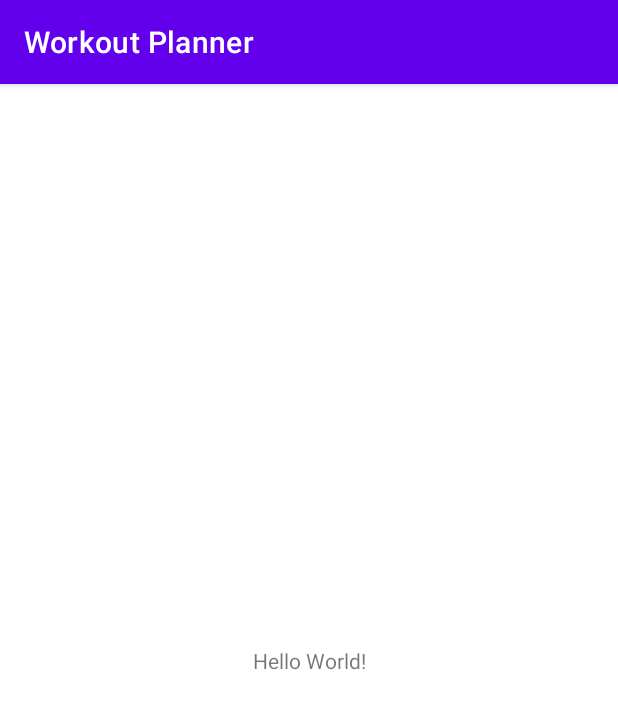
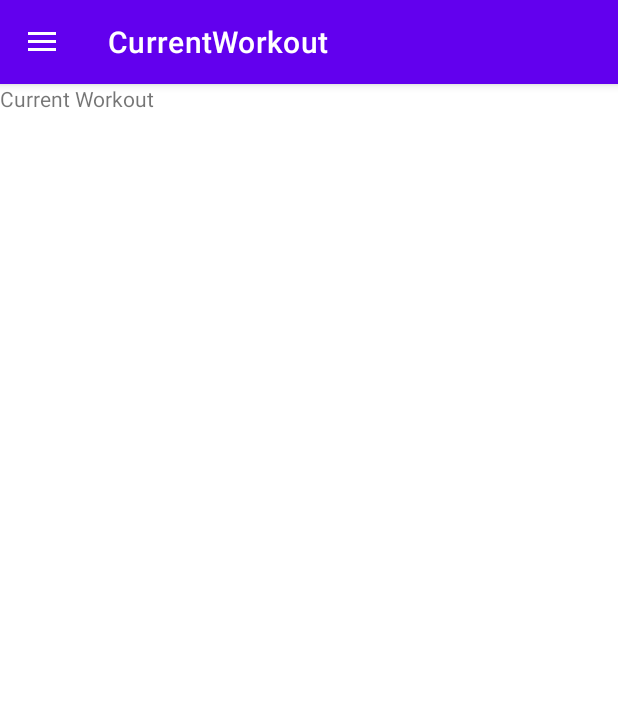
Before and after one commit to serges12/Workout-Planner, an Android app: the screen it shows after launch (MainActivity), on a phone screen of 412 x 824 dp. Shown: the top 709 px of the screen. Run offline under Robolectric (Android 15) with nearby library versions, the phone set to English and light mode, and no system bars; our stand-ins replace data binding, navigation-ui.

Commit message:
Set up main navigation

```diff
--- /dev/null
+++ b/app/src/main/java/com/example/workoutplanner/CurrentWorkout.kt
@@ -0,0 +1,18 @@
+package com.example.workoutplanner
+
+import android.os.Bundle
+import androidx.fragment.app.Fragment
+import android.view.LayoutInflater
+import android.view.View
+import android.view.ViewGroup
+
+class CurrentWorkout : Fragment() {
+    override fun onCreateView(
+        inflater: LayoutInflater, container: ViewGroup?,
+        savedInstanceState: Bundle?
+    ): View? {
+        // Inflate the layout for this fragment
+        return inflater.inflate(R.layout.fragment_current_workout, container, false)
+    }
+
+}
--- a/app/src/main/java/com/example/workoutplanner/MainActivity.kt
+++ b/app/src/main/java/com/example/workoutplanner/MainActivity.kt
@@ -2,10 +2,65 @@ package com.example.workoutplanner
 
 import androidx.appcompat.app.AppCompatActivity
 import android.os.Bundle
+import android.view.Gravity
+import android.view.Menu
+import android.view.MenuInflater
+import android.view.MenuItem
+import androidx.core.view.GravityCompat
+import androidx.databinding.DataBindingUtil
+import androidx.drawerlayout.widget.DrawerLayout
+import androidx.navigation.findNavController
+import androidx.navigation.ui.NavigationUI
+import com.example.workoutplanner.databinding.ActivityMainBinding
 
 class MainActivity : AppCompatActivity() {
+    private lateinit var binding: ActivityMainBinding
+    private lateinit var drawerLayout: DrawerLayout
     override fun onCreate(savedInstanceState: Bundle?) {
         super.onCreate(savedInstanceState)
-        setContentView(R.layout.activity_main)
+        binding = DataBindingUtil.setContentView(this, R.layout.activity_main)
+        drawerLayout = binding.drawerLayout
+
+
+        val navController = this.findNavController(R.id.myNavHostFragment)
+        NavigationUI.setupActionBarWithNavController(this, navController,drawerLayout)
+        NavigationUI.setupWithNavController(binding.navView, navController)
     }
+
+    override fun onSupportNavigateUp(): Boolean {
+        val navController = this.findNavController(R.id.myNavHostFragment)
+        return NavigationUI.navigateUp(navController, drawerLayout)
+    }
+
+    // To close menu with back button
+    override fun onBackPressed() {
+        if(drawerLayout.isDrawerOpen(GravityCompat.START)){
+            drawerLayout.closeDrawer(GravityCompat.START)
+        } else {
+            super.onBackPressed()
+        }
+    }
+    override fun onOptionsItemSelected(item: MenuItem): Boolean {
+        // Handle item selection
+        return when (item.itemId) {
+            R.id.currentWorkout -> {
+                CurrentWorkout()
+                true
+            }
+            R.id.history -> {
+                History()
+                true
+            }
+            R.id.settings -> {
+                Settings()
+                true
+            }
+            R.id.workouts -> {
+                Workouts()
+                true
+            }
+            else -> super.onOptionsItemSelected(item)
+        }
+    }
+
 }
--- a/app/src/main/res/layout/activity_main.xml
+++ b/app/src/main/res/layout/activity_main.xml
@@ -1,18 +1,35 @@
 <?xml version="1.0" encoding="utf-8"?>
-<androidx.constraintlayout.widget.ConstraintLayout xmlns:android="http://schemas.android.com/apk/res/android"
+<layout xmlns:android="http://schemas.android.com/apk/res/android"
     xmlns:app="http://schemas.android.com/apk/res-auto"
-    xmlns:tools="http://schemas.android.com/tools"
-    android:layout_width="match_parent"
-    android:layout_height="match_parent"
-    tools:context=".MainActivity">
+    xmlns:tools="http://schemas.android.com/tools">
 
-    <TextView
-        android:layout_width="wrap_content"
-        android:layout_height="wrap_content"
-        android:text="Hello World!"
-        app:layout_constraintBottom_toBottomOf="parent"
-        app:layout_constraintLeft_toLeftOf="parent"
-        app:layout_constraintRight_toRightOf="parent"
-        app:layout_constraintTop_toTopOf="parent" />
+    <androidx.drawerlayout.widget.DrawerLayout
+        android:id="@+id/drawerLayout"
+        android:layout_width="match_parent"
+        android:layout_height="match_parent">
 
-</androidx.constraintlayout.widget.ConstraintLayout>
+        <androidx.constraintlayout.widget.ConstraintLayout
+            android:layout_width="match_parent"
+            android:layout_height="match_parent"
+            tools:context=".MainActivity">
+
+            <fragment
+                android:id="@+id/myNavHostFragment"
+                android:name="androidx.navigation.fragment.NavHostFragment"
+                android:layout_width="match_parent"
+                android:layout_height="match_parent"
+                app:defaultNavHost="true"
+                app:navGraph="@navigation/navigation"/>
+
+        </androidx.constraintlayout.widget.ConstraintLayout>
+
+        <com.google.android.material.navigation.NavigationView
+            android:id="@+id/navView"
+            android:layout_width="wrap_content"
+            android:layout_height="match_parent"
+            android:layout_gravity="start"
+            app:menu="@menu/navigationmenu" />
+
+        <!--            app:headerLayout="@layout/navigation_header"/>-->
+    </androidx.drawerlayout.widget.DrawerLayout>
+</layout>
--- /dev/null
+++ b/app/src/main/res/layout/fragment_current_workout.xml
@@ -0,0 +1,16 @@
+<?xml version="1.0" encoding="utf-8"?>
+<layout xmlns:android="http://schemas.android.com/apk/res/android"
+    xmlns:tools="http://schemas.android.com/tools">
+<androidx.constraintlayout.widget.ConstraintLayout
+    android:layout_width="match_parent"
+    android:layout_height="match_parent"
+    tools:context=".CurrentWorkout">
+
+    <!-- TODO: Update blank fragment layout -->
+    <TextView
+        android:layout_width="match_parent"
+        android:layout_height="match_parent"
+        android:text="Current Workout" />
+
+</androidx.constraintlayout.widget.ConstraintLayout>
+</layout>
--- /dev/null
+++ b/app/src/main/res/menu/navigationmenu.xml
@@ -0,0 +1,18 @@
+<?xml version="1.0" encoding="utf-8"?>
+<menu xmlns:android="http://schemas.android.com/apk/res/android">
+
+    <item
+        android:id="@+id/currentWorkout"
+        android:title="Current Workout" />
+    <item
+        android:id="@+id/workouts"
+        android:title="Workouts"
+        android:visible="true" />
+    <item
+        android:id="@+id/history"
+        android:title="History" />
+    <item
+        android:id="@+id/settings"
+        android:title="Settings" />
+
+</menu>
--- /dev/null
+++ b/app/src/main/res/navigation/navigation.xml
@@ -0,0 +1,23 @@
+<?xml version="1.0" encoding="utf-8"?>
+<navigation xmlns:android="http://schemas.android.com/apk/res/android"
+    xmlns:app="http://schemas.android.com/apk/res-auto"
+    android:id="@+id/navigation"
+    app:startDestination="@id/currentWorkout">
+
+    <fragment
+        android:id="@+id/currentWorkout"
+        android:name="com.example.workoutplanner.CurrentWorkout"
+        android:label="CurrentWorkout" />
+    <fragment
+        android:id="@+id/history"
+        android:name="com.example.workoutplanner.History"
+        android:label="History" />
+    <fragment
+        android:id="@+id/workouts"
+        android:name="com.example.workoutplanner.Workouts"
+        android:label="Workouts" />
+    <fragment
+        android:id="@+id/settings"
+        android:name="com.example.workoutplanner.Settings"
+        android:label="Settings" />
+</navigation>
```
Also changed, not shown: app/build.gradle (+7 -0 lines), app/src/main/java/com/example/workoutplanner/History.kt (added, +18 -0 lines), app/src/main/java/com/example/workoutplanner/Settings.kt (added, +11 -0 lines), app/src/main/java/com/example/workoutplanner/Workouts.kt (added, +25 -0 lines), app/src/main/res/layout/fragment_history.xml (added, +8 -0 lines), app/src/main/res/layout/fragment_workouts.xml (added, +28 -0 lines), app/src/main/res/values/arrays.xml (added, +12 -0 lines), app/src/main/res/values/strings.xml (+10 -0 lines), app/src/main/res/xml/root_preferences.xml (added, +22 -0 lines), build.gradle (+5 -2 lines).
